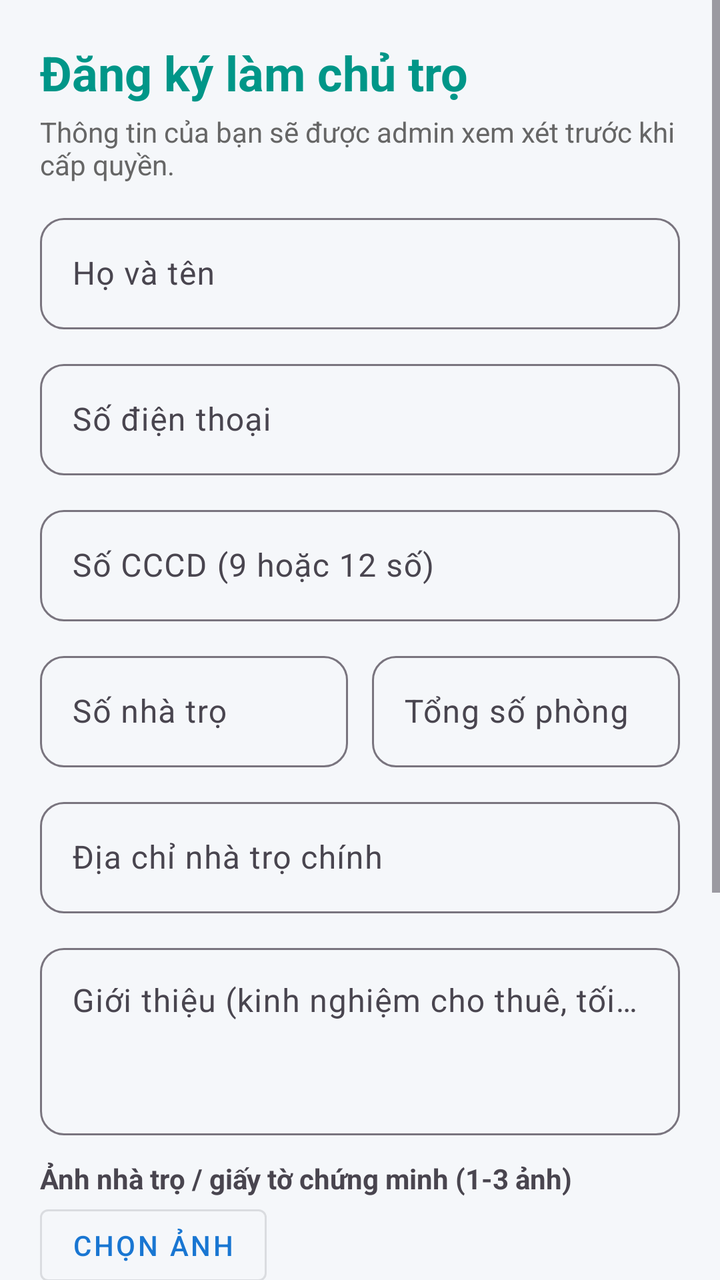
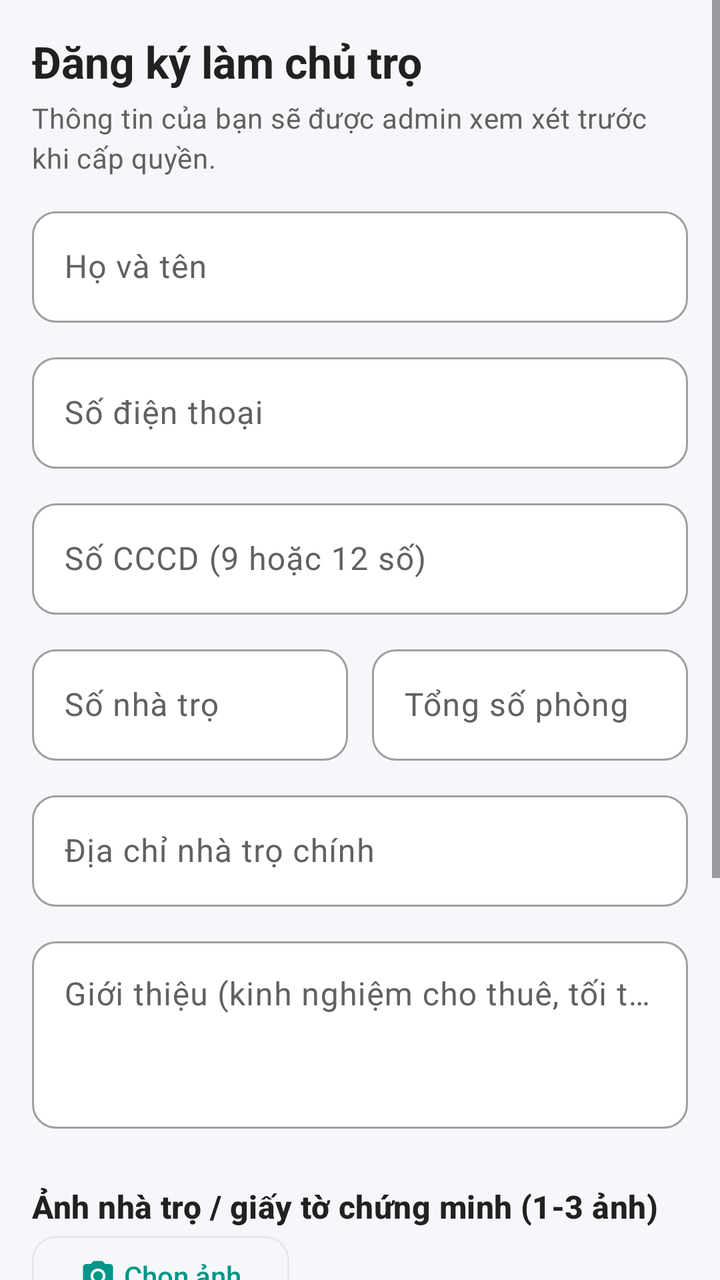

An Android layout rendered at two revisions. The XML below is the earlier revision; the diff shows what the commit changed to produce the second picture.
<!-- AndroidManifest.xml: application theme Theme.QLPT -->
<!-- res/layout/activity_request_landlord.xml -->
<?xml version="1.0" encoding="utf-8"?>
<ScrollView xmlns:android="http://schemas.android.com/apk/res/android"
    android:layout_width="match_parent"
    android:layout_height="match_parent"
    android:background="#F5F7FA"
    android:fillViewport="true">

    <LinearLayout
        android:layout_width="match_parent"
        android:layout_height="wrap_content"
        android:orientation="vertical"
        android:padding="20dp">

        <TextView
            android:layout_width="wrap_content"
            android:layout_height="wrap_content"
            android:text="Đăng ký làm chủ trọ"
            android:textColor="#009688"
            android:textSize="24sp"
            android:textStyle="bold" />

        <TextView
            android:layout_width="match_parent"
            android:layout_height="wrap_content"
            android:layout_marginTop="4dp"
            android:layout_marginBottom="12dp"
            android:text="Thông tin của bạn sẽ được admin xem xét trước khi cấp quyền."
            android:textColor="#666666" />

        <com.google.android.material.textfield.TextInputLayout
            android:layout_width="match_parent"
            android:layout_height="wrap_content"
            android:layout_marginBottom="12dp"
            android:hint="Họ và tên">

            <com.google.android.material.textfield.TextInputEditText
                android:id="@+id/edtName"
                android:layout_width="match_parent"
                android:layout_height="wrap_content"
                android:inputType="textPersonName" />
        </com.google.android.material.textfield.TextInputLayout>

        <com.google.android.material.textfield.TextInputLayout
            android:layout_width="match_parent"
            android:layout_height="wrap_content"
            android:layout_marginBottom="12dp"
            android:hint="Số điện thoại">

            <com.google.android.material.textfield.TextInputEditText
                android:id="@+id/edtPhone"
                android:layout_width="match_parent"
                android:layout_height="wrap_content"
                android:inputType="phone" />
        </com.google.android.material.textfield.TextInputLayout>

        <com.google.android.material.textfield.TextInputLayout
            android:layout_width="match_parent"
            android:layout_height="wrap_content"
            android:layout_marginBottom="12dp"
            android:hint="Số CCCD (9 hoặc 12 số)">

            <com.google.android.material.textfield.TextInputEditText
                android:id="@+id/edtCccd"
                android:layout_width="match_parent"
                android:layout_height="wrap_content"
                android:inputType="number"
                android:maxLength="12" />
        </com.google.android.material.textfield.TextInputLayout>

        <LinearLayout
            android:layout_width="match_parent"
            android:layout_height="wrap_content"
            android:orientation="horizontal">

            <com.google.android.material.textfield.TextInputLayout
                android:layout_width="0dp"
                android:layout_height="wrap_content"
                android:layout_weight="1"
                android:layout_marginEnd="6dp"
                android:hint="Số nhà trọ">

                <com.google.android.material.textfield.TextInputEditText
                    android:id="@+id/edtHouseCount"
                    android:layout_width="match_parent"
                    android:layout_height="wrap_content"
                    android:inputType="number" />
            </com.google.android.material.textfield.TextInputLayout>

            <com.google.android.material.textfield.TextInputLayout
                android:layout_width="0dp"
                android:layout_height="wrap_content"
                android:layout_weight="1"
                android:layout_marginStart="6dp"
                android:hint="Tổng số phòng">

                <com.google.android.material.textfield.TextInputEditText
                    android:id="@+id/edtRoomCount"
                    android:layout_width="match_parent"
                    android:layout_height="wrap_content"
                    android:inputType="number" />
            </com.google.android.material.textfield.TextInputLayout>
        </LinearLayout>

        <com.google.android.material.textfield.TextInputLayout
            android:layout_width="match_parent"
            android:layout_height="wrap_content"
            android:layout_marginTop="12dp"
            android:layout_marginBottom="12dp"
            android:hint="Địa chỉ nhà trọ chính">

            <com.google.android.material.textfield.TextInputEditText
                android:id="@+id/edtHouseAddress"
                android:layout_width="match_parent"
                android:layout_height="wrap_content"
                android:inputType="textPostalAddress" />
        </com.google.android.material.textfield.TextInputLayout>

        <com.google.android.material.textfield.TextInputLayout
            android:layout_width="match_parent"
            android:layout_height="wrap_content"
            android:layout_marginBottom="12dp"
            android:hint="Giới thiệu (kinh nghiệm cho thuê, tối thiểu 20 ký tự)">

            <com.google.android.material.textfield.TextInputEditText
                android:id="@+id/edtDescription"
                android:layout_width="match_parent"
                android:layout_height="wrap_content"
                android:gravity="top"
                android:inputType="textMultiLine"
                android:minLines="3" />
        </com.google.android.material.textfield.TextInputLayout>

        <TextView
            android:layout_width="wrap_content"
            android:layout_height="wrap_content"
            android:text="Ảnh nhà trọ / giấy tờ chứng minh (1-3 ảnh)"
            android:textStyle="bold" />

        <Button
            android:id="@+id/btnPickImages"
            style="@style/Widget.MaterialComponents.Button.OutlinedButton"
            android:layout_width="wrap_content"
            android:layout_height="wrap_content"
            android:text="Chọn ảnh" />

        <TextView
            android:id="@+id/tvImageCount"
            android:layout_width="wrap_content"
            android:layout_height="wrap_content"
            android:text="Chưa chọn ảnh"
            android:textColor="#666666" />

        <androidx.recyclerview.widget.RecyclerView
            android:id="@+id/rvImages"
            android:layout_width="match_parent"
            android:layout_height="96dp"
            android:layout_marginTop="8dp"
            android:orientation="horizontal" />

        <CheckBox
            android:id="@+id/cbConfirm"
            android:layout_width="wrap_content"
            android:layout_height="wrap_content"
            android:layout_marginTop="12dp"
            android:text="Tôi cam kết thông tin trên là chính xác" />

        <Button
            android:id="@+id/btnSubmit"
            android:layout_width="match_parent"
            android:layout_height="52dp"
            android:layout_marginTop="16dp"
            android:backgroundTint="#009688"
            android:text="Gửi yêu cầu" />

        <ProgressBar
            android:id="@+id/progress"
            android:layout_width="wrap_content"
            android:layout_height="wrap_content"
            android:layout_gravity="center"
            android:layout_marginTop="12dp"
            android:visibility="gone" />
    </LinearLayout>
</ScrollView>
<!-- resources referenced by this layout -->
<resources>
  <style name="Base.Theme.QLPT" parent="Theme.Material3.DayNight.NoActionBar">
          <item name="colorPrimary">@color/colorPrimary</item>
          <item name="colorPrimaryDark">@color/colorPrimaryDark</item>
          <item name="colorAccent">@color/colorAccent</item>
          <item name="android:statusBarColor">@color/colorPrimaryDark</item>
          <item name="textInputStyle">@style/App.TextInput</item>
      </style>
  <color name="colorPrimary">#1976D2</color>
  <color name="colorPrimaryDark">#1565C0</color>
  <color name="colorAccent">#FF6F00</color>
  <style name="App.TextInput" parent="Widget.Material3.TextInputLayout.OutlinedBox">
          <item name="boxCornerRadiusTopStart">12dp</item>
          <item name="boxCornerRadiusTopEnd">12dp</item>
          <item name="boxCornerRadiusBottomStart">12dp</item>
          <item name="boxCornerRadiusBottomEnd">12dp</item>
      </style>
  <!-- unchanged entries left out for length: 1 -->
</resources>

<!-- the commit's change to res/layout/activity_request_landlord.xml (unified diff, before → after) -->
@@ -1,23 +1,24 @@
 <?xml version="1.0" encoding="utf-8"?>
-<ScrollView xmlns:android="http://schemas.android.com/apk/res/android"
+<ScrollView
+    xmlns:android="http://schemas.android.com/apk/res/android"
+    xmlns:app="http://schemas.android.com/apk/res-auto"
     android:layout_width="match_parent"
     android:layout_height="match_parent"
-    android:background="#F5F7FA"
-    android:fillViewport="true">
+    android:background="@color/qlpt_background"
+    android:fillViewport="true"
+    android:fitsSystemWindows="true">
 
     <LinearLayout
         android:layout_width="match_parent"
         android:layout_height="wrap_content"
         android:orientation="vertical"
-        android:padding="20dp">
+        android:padding="16dp">
 
         <TextView
             android:layout_width="wrap_content"
             android:layout_height="wrap_content"
             android:text="Đăng ký làm chủ trọ"
-            android:textColor="#009688"
-            android:textSize="24sp"
-            android:textStyle="bold" />
+            android:textAppearance="@style/TextAppearance.QLPT.ScreenTitle" />
 
         <TextView
             android:layout_width="match_parent"
@@ -25,7 +26,7 @@
             android:layout_marginTop="4dp"
             android:layout_marginBottom="12dp"
             android:text="Thông tin của bạn sẽ được admin xem xét trước khi cấp quyền."
-            android:textColor="#666666" />
+            android:textAppearance="@style/TextAppearance.QLPT.Body" />
 
         <com.google.android.material.textfield.TextInputLayout
             android:layout_width="match_parent"
@@ -134,21 +135,24 @@
             android:layout_width="wrap_content"
             android:layout_height="wrap_content"
             android:text="Ảnh nhà trọ / giấy tờ chứng minh (1-3 ảnh)"
-            android:textStyle="bold" />
+            android:textAppearance="@style/TextAppearance.QLPT.SectionTitle"
+            android:layout_marginTop="16dp" />
 
         <Button
             android:id="@+id/btnPickImages"
-            style="@style/Widget.MaterialComponents.Button.OutlinedButton"
+            style="@style/Widget.QLPT.Button.Outlined"
             android:layout_width="wrap_content"
             android:layout_height="wrap_content"
-            android:text="Chọn ảnh" />
+            android:text="Chọn ảnh"
+            app:icon="@drawable/ic_camera" />
 
         <TextView
             android:id="@+id/tvImageCount"
             android:layout_width="wrap_content"
             android:layout_height="wrap_content"
             android:text="Chưa chọn ảnh"
-            android:textColor="#666666" />
+            android:textAppearance="@style/TextAppearance.QLPT.Body"
+            android:layout_marginTop="4dp" />
 
         <androidx.recyclerview.widget.RecyclerView
             android:id="@+id/rvImages"
@@ -166,10 +170,10 @@
 
         <Button
             android:id="@+id/btnSubmit"
+            style="@style/Widget.QLPT.Button.Large"
             android:layout_width="match_parent"
-            android:layout_height="52dp"
+            android:layout_height="wrap_content"
             android:layout_marginTop="16dp"
-            android:backgroundTint="#009688"
             android:text="Gửi yêu cầu" />
 
         <ProgressBar
<!-- resource entries referenced after the edit -->
@@ -1,21 +1,135 @@
 <!-- resources referenced by this layout -->
 <resources>
-  <style name="Base.Theme.QLPT" parent="Theme.Material3.DayNight.NoActionBar">
+  <color name="qlpt_background">#F5F7FA</color>
+  <!-- drawable ic_camera (drawable) -->
+  <vector xmlns:android="http://schemas.android.com/apk/res/android"
+      android:width="24dp"
+      android:height="24dp"
+      android:viewportWidth="24"
+      android:viewportHeight="24">
+      <path
+          android:fillColor="#FF000000"
+          android:pathData="M12,12m-3.2,0a3.2,3.2 0,1 1,6.4 0a3.2,3.2 0,1 1,-6.4 0" />
+      <path
+          android:fillColor="#FF000000"
+          android:pathData="M9,2L7.17,4H4c-1.1,0 -2,0.9 -2,2v12c0,1.1 0.9,2 2,2h16c1.1,0 2,-0.9 2,-2V6c0,-1.1 -0.9,-2 -2,-2h-3.17L15,2H9zm3,15c-2.76,0 -5,-2.24 -5,-5s2.24,-5 5,-5 5,2.24 5,5 -2.24,5 -5,5z" />
+  </vector>
+  <style name="TextAppearance.QLPT.Body" parent="TextAppearance.Material3.BodyMedium">
+          <item name="android:textSize">14sp</item>
+          <item name="android:textColor">@color/qlpt_text_secondary</item>
+      </style>
+  <style name="TextAppearance.QLPT.ScreenTitle" parent="TextAppearance.Material3.HeadlineSmall">
+          <item name="android:textSize">22sp</item>
+          <item name="android:textStyle">bold</item>
+          <item name="android:textColor">@color/qlpt_text</item>
+      </style>
+  <style name="TextAppearance.QLPT.SectionTitle" parent="TextAppearance.Material3.TitleMedium">
+          <item name="android:textSize">16sp</item>
+          <item name="android:textStyle">bold</item>
+          <item name="android:textColor">@color/qlpt_text</item>
+      </style>
+  <style name="Widget.QLPT.Button.Large">
+          <item name="android:minHeight">52dp</item>
+          <item name="android:insetTop">0dp</item>
+          <item name="android:insetBottom">0dp</item>
+          <item name="android:textSize">16sp</item>
+      </style>
+  <style name="Widget.QLPT.Button.Outlined" parent="Widget.Material3.Button.OutlinedButton">
+          <item name="cornerRadius">12dp</item>
+          <item name="android:textAllCaps">false</item>
+          <item name="android:letterSpacing">0</item>
+          <item name="strokeColor">@color/qlpt_border</item>
+      </style>
+  <color name="qlpt_text_secondary">#616161</color>
+  <color name="qlpt_text">#212121</color>
+  <color name="qlpt_border">#E5E7EB</color>
+  <style name="Base.Theme.QLPT" parent="Theme.Material3.Light.NoActionBar">
+          
           <item name="colorPrimary">@color/colorPrimary</item>
+          <item name="colorOnPrimary">@color/qlpt_surface</item>
+          <item name="colorPrimaryContainer">@color/qlpt_primary_container</item>
+          <item name="colorOnPrimaryContainer">@color/qlpt_on_primary_container</item>
           <item name="colorPrimaryDark">@color/colorPrimaryDark</item>
           <item name="colorAccent">@color/colorAccent</item>
+  
+          
+          <item name="colorSecondary">@color/qlpt_accent</item>
+          <item name="colorOnSecondary">@color/qlpt_surface</item>
+          <item name="colorSecondaryContainer">@color/qlpt_primary_container</item>
+          <item name="colorOnSecondaryContainer">@color/qlpt_on_primary_container</item>
+  
+          <item name="colorError">@color/qlpt_error</item>
+  
+          
+          <item name="android:colorBackground">@color/qlpt_background</item>
+          <item name="colorSurface">@color/qlpt_surface</item>
+          <item name="colorSurfaceContainer">@color/qlpt_surface</item>
+          <item name="colorOnSurface">@color/qlpt_text</item>
+          <item name="colorOnSurfaceVariant">@color/qlpt_text_secondary</item>
+          <item name="colorOutline">@color/qlpt_text_hint</item>
+          <item name="colorOutlineVariant">@color/qlpt_border</item>
+  
+          
           <item name="android:statusBarColor">@color/colorPrimaryDark</item>
+          <item name="android:windowLightStatusBar">@bool/qlpt_light_status_bar</item>
+  
+          
+          <item name="materialButtonStyle">@style/Widget.QLPT.Button</item>
+          <item name="materialButtonOutlinedStyle">@style/Widget.QLPT.Button.Outlined</item>
+          <item name="materialCardViewStyle">@style/Widget.QLPT.Card</item>
           <item name="textInputStyle">@style/App.TextInput</item>
+          <item name="bottomNavigationStyle">@style/Widget.QLPT.BottomNav</item>
+          <item name="bottomSheetDialogTheme">@style/ThemeOverlay.QLPT.BottomSheetDialog</item>
       </style>
-  <color name="colorPrimary">#1976D2</color>
-  <color name="colorPrimaryDark">#1565C0</color>
-  <color name="colorAccent">#FF6F00</color>
+  <color name="colorPrimary">@color/qlpt_primary</color>
+  <color name="qlpt_surface">#FFFFFF</color>
+  <color name="qlpt_primary_container">#E0F2F1</color>
+  <color name="qlpt_on_primary_container">#00695C</color>
+  <color name="colorPrimaryDark">@color/qlpt_primary_dark</color>
+  <color name="colorAccent">@color/qlpt_accent</color>
+  <color name="qlpt_accent">#F57C00</color>
+  <color name="qlpt_error">#E53935</color>
+  <color name="qlpt_text_hint">#9E9E9E</color>
+  <style name="Widget.QLPT.Button" parent="Widget.Material3.Button">
+          <item name="cornerRadius">12dp</item>
+          <item name="android:textAllCaps">false</item>
+          <item name="android:letterSpacing">0</item>
+      </style>
+  <style name="Widget.QLPT.Card" parent="Widget.Material3.CardView.Outlined">
+          <item name="cardCornerRadius">12dp</item>
+          <item name="cardElevation">0dp</item>
+          <item name="strokeWidth">1dp</item>
+          <item name="strokeColor">@color/qlpt_border</item>
+          <item name="cardBackgroundColor">@color/qlpt_surface</item>
+      </style>
   <style name="App.TextInput" parent="Widget.Material3.TextInputLayout.OutlinedBox">
+          
+          <item name="boxBackgroundColor">@color/qlpt_surface</item>
           <item name="boxCornerRadiusTopStart">12dp</item>
           <item name="boxCornerRadiusTopEnd">12dp</item>
           <item name="boxCornerRadiusBottomStart">12dp</item>
           <item name="boxCornerRadiusBottomEnd">12dp</item>
       </style>
+  <style name="Widget.QLPT.BottomNav" parent="Widget.Material3.BottomNavigationView">
+          <item name="backgroundTint">@color/qlpt_surface</item>
+          <item name="elevation">8dp</item>
+      </style>
+  <style name="ThemeOverlay.QLPT.BottomSheetDialog" parent="ThemeOverlay.Material3.BottomSheetDialog">
+          <item name="bottomSheetStyle">@style/Widget.QLPT.BottomSheet</item>
+      </style>
+  <color name="qlpt_primary">#009688</color>
+  <color name="qlpt_primary_dark">#00796B</color>
+  <style name="Widget.QLPT.BottomSheet" parent="Widget.Material3.BottomSheet.Modal">
+          <item name="backgroundTint">@color/qlpt_surface</item>
+          <item name="shapeAppearance">@style/ShapeAppearance.QLPT.BottomSheet</item>
+      </style>
+  <style name="ShapeAppearance.QLPT.BottomSheet" parent="">
+          <item name="cornerFamily">rounded</item>
+          <item name="cornerSizeTopLeft">24dp</item>
+          <item name="cornerSizeTopRight">24dp</item>
+          <item name="cornerSizeBottomLeft">0dp</item>
+          <item name="cornerSizeBottomRight">0dp</item>
+      </style>
   <!-- unchanged entries left out for length: 1 -->
 </resources>
 
